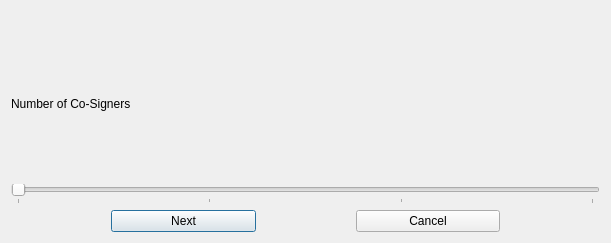
Old version of the form src/qt/forms/multisigsetupchoosenumsigners.ui in the repository pedrorv0106/DAPS.
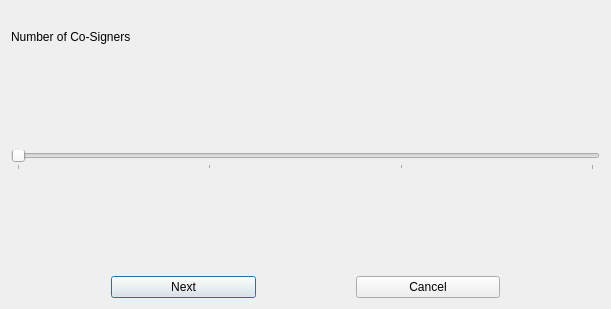
New version of the form.

Diff of the .ui file:
```diff
--- a/src/qt/forms/multisigsetupchoosenumsigners.ui
+++ b/src/qt/forms/multisigsetupchoosenumsigners.ui
@@ -19,12 +19,15 @@
   <property name="windowTitle">
    <string>Multi-signature Wallet Setup</string>
   </property>
-  <layout class="QVBoxLayout" name="verticalLayout" stretch="0,0,0">
+  <layout class="QVBoxLayout" name="verticalLayout" stretch="0,0,0,0,0">
    <property name="topMargin">
     <number>30</number>
    </property>
    <item>
     <layout class="QHBoxLayout" name="horizontalLayout" stretch="0">
+     <property name="topMargin">
+      <number>0</number>
+     </property>
      <item>
       <widget class="QLabel" name="label">
        <property name="text">
@@ -37,6 +40,19 @@
      </item>
     </layout>
    </item>
+   <item>
+    <spacer name="horizontalSpacer_3">
+     <property name="orientation">
+      <enum>Qt::Horizontal</enum>
+     </property>
+     <property name="sizeHint" stdset="0">
+      <size>
+       <width>40</width>
+       <height>100</height>
+      </size>
+     </property>
+    </spacer>
+   </item>
    <item>
     <widget class="QSlider" name="numSignerSlider">
      <property name="minimum">
@@ -56,6 +72,19 @@
      </property>
     </widget>
    </item>
+   <item>
+    <spacer name="horizontalSpacer_2">
+     <property name="orientation">
+      <enum>Qt::Horizontal</enum>
+     </property>
+     <property name="sizeHint" stdset="0">
+      <size>
+       <width>40</width>
+       <height>100</height>
+      </size>
+     </property>
+    </spacer>
+   </item>
    <item>
     <layout class="QHBoxLayout" name="horizontalLayout_5">
      <property name="spacing">
```
Left out of the diff: 2 changed lines with no effect on the pictures.
